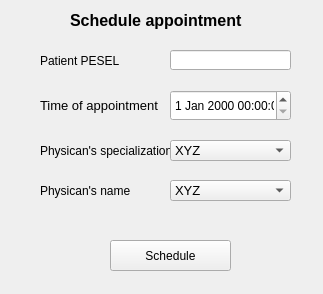
First picture: the form in ScheduleAppointment.ui, repository FilipHa5/Clinic-Management-PyMongo, before the edit.
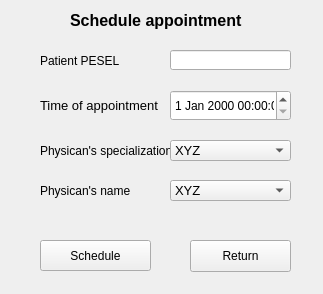
Second picture: the form after the edit.

Diff of the .ui file:
```diff
--- a/ScheduleAppointment.ui
+++ b/ScheduleAppointment.ui
@@ -16,9 +16,9 @@
   <widget class="QPushButton" name="push_button_schedule">
    <property name="geometry">
     <rect>
-     <x>110</x>
+     <x>40</x>
      <y>240</y>
-     <width>121</width>
+     <width>111</width>
      <height>31</height>
     </rect>
    </property>
@@ -179,6 +179,19 @@
     </property>
    </item>
   </widget>
+  <widget class="QPushButton" name="return_push_button">
+   <property name="geometry">
+    <rect>
+     <x>190</x>
+     <y>240</y>
+     <width>101</width>
+     <height>32</height>
+    </rect>
+   </property>
+   <property name="text">
+    <string>Return</string>
+   </property>
+  </widget>
  </widget>
  <resources/>
  <connections/>
```
